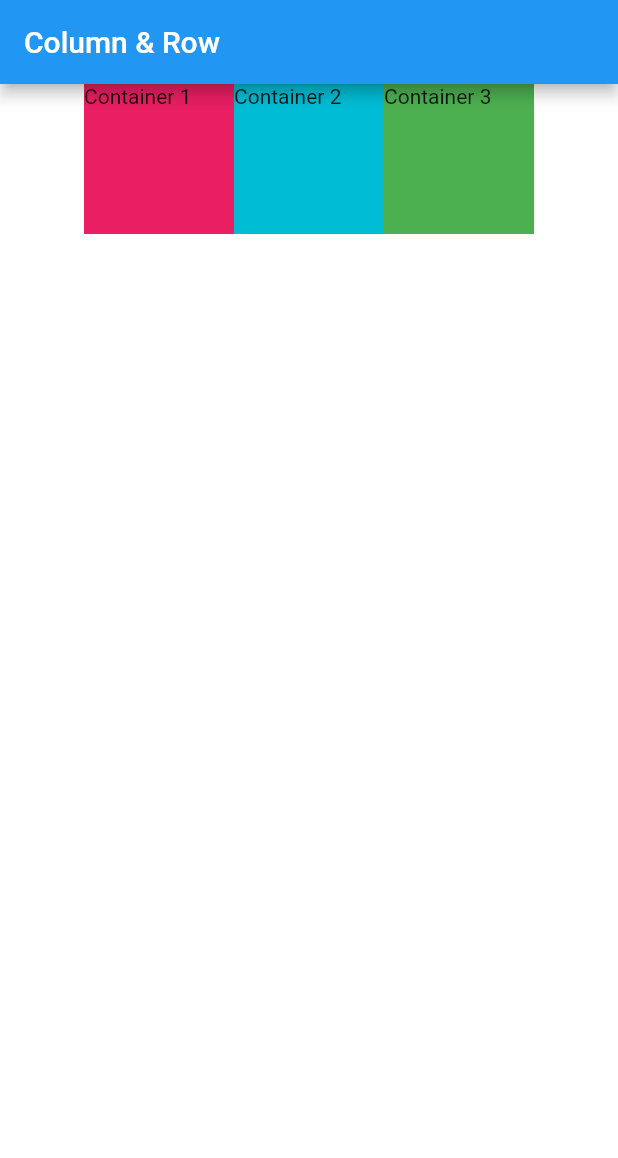
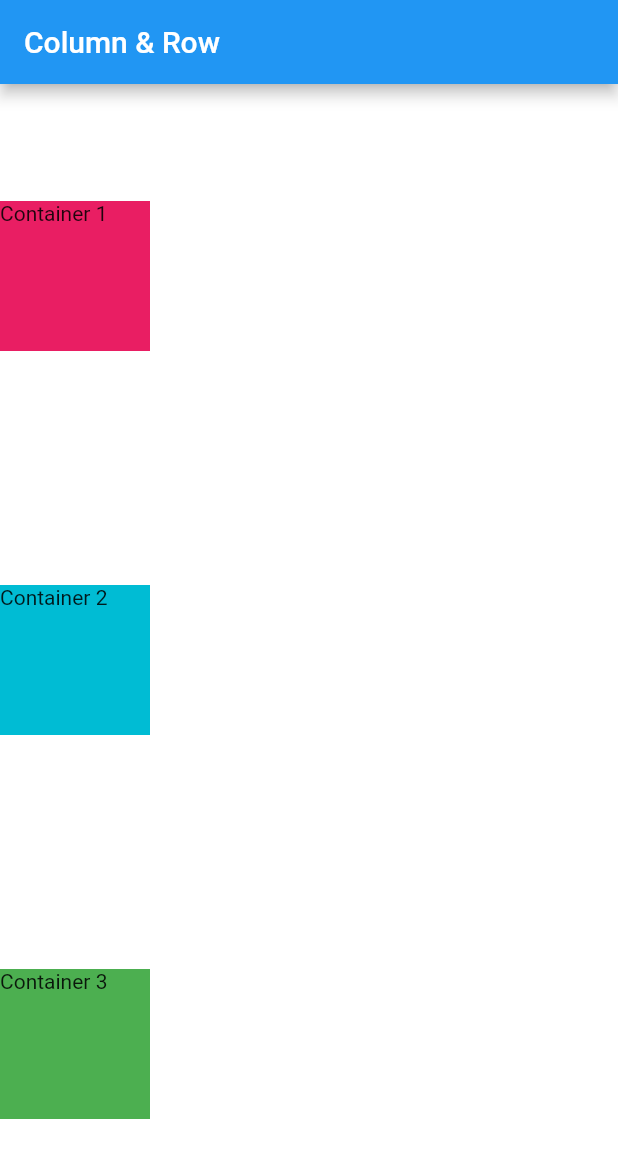
Before and after one commit to Naruse-Kazuki/Row_Column_Widget, a Flutter app: the screen it shows after launch, on a phone screen of 412 x 824 dp. Shown: the top 1158 px of the screen. Run offline on Flutter 3.47's test engine with Material 2 defaults, Android fonts, the phone set to English and light mode, and no system bars.

Commit message:
Column_MAA.spaceAround

```diff
--- a/lib/main.dart
+++ b/lib/main.dart
@@ -16,8 +16,8 @@ class MyApp extends StatelessWidget {
           title: Text('Column & Row'),
         ),
         body: SafeArea(
-          child: Row(
-            mainAxisAlignment: MainAxisAlignment.center,
+          child: Column(
+            mainAxisAlignment: MainAxisAlignment.spaceAround,
             children: <Widget>[
               Container(
                 height: 100,
```
